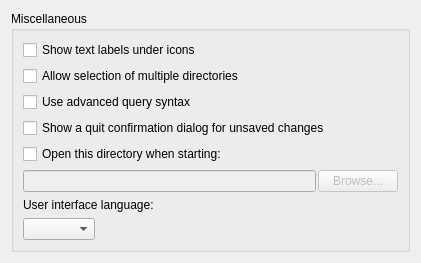
The window that ui/options_interface.ui (metabrainz/picard) describes before a commit, drawn with Qt 5.
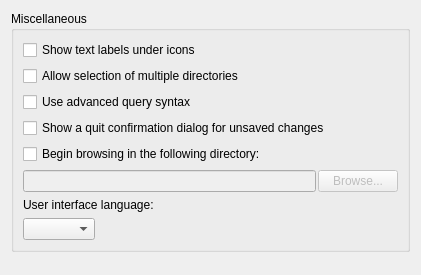
The same window after the commit.

Commit message:
Change the text for selecting the starting directory
It was "Open this directory when starting:" which is not what's
happening: the selected directory would only be visible if the user is
using the file browser, but not if he's only using the "Add folder"
button.

Patch:
```diff
--- a/ui/options_interface.ui
+++ b/ui/options_interface.ui
@@ -7,7 +7,7 @@
     <x>0</x>
     <y>0</y>
     <width>421</width>
-    <height>212</height>
+    <height>275</height>
    </rect>
   </property>
   <layout class="QVBoxLayout">
@@ -48,7 +48,7 @@
     <item>
 	  <widget class="QCheckBox" name="starting_directory">
 		 <property name="text">
-		  <string>Open this directory when starting:</string>
+         <string>Begin browsing in the following directory:</string>
 		 </property>
 		</widget>
 	   </item>
```
Lines whose indentation alone changed are shown as unchanged. The commit also changes 11 other files.
